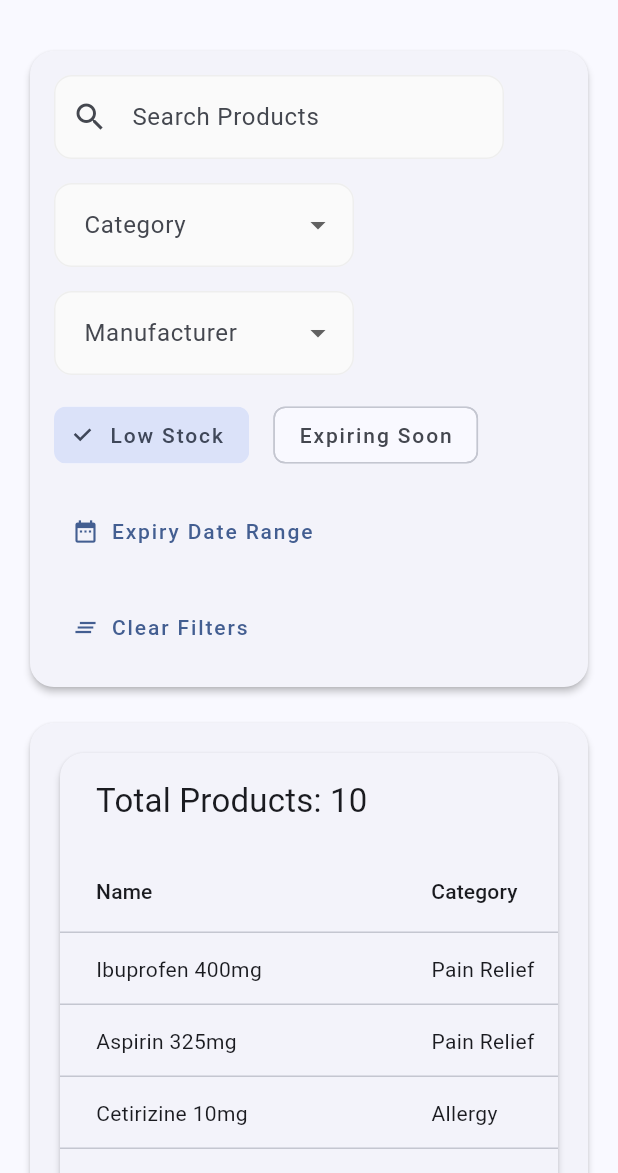
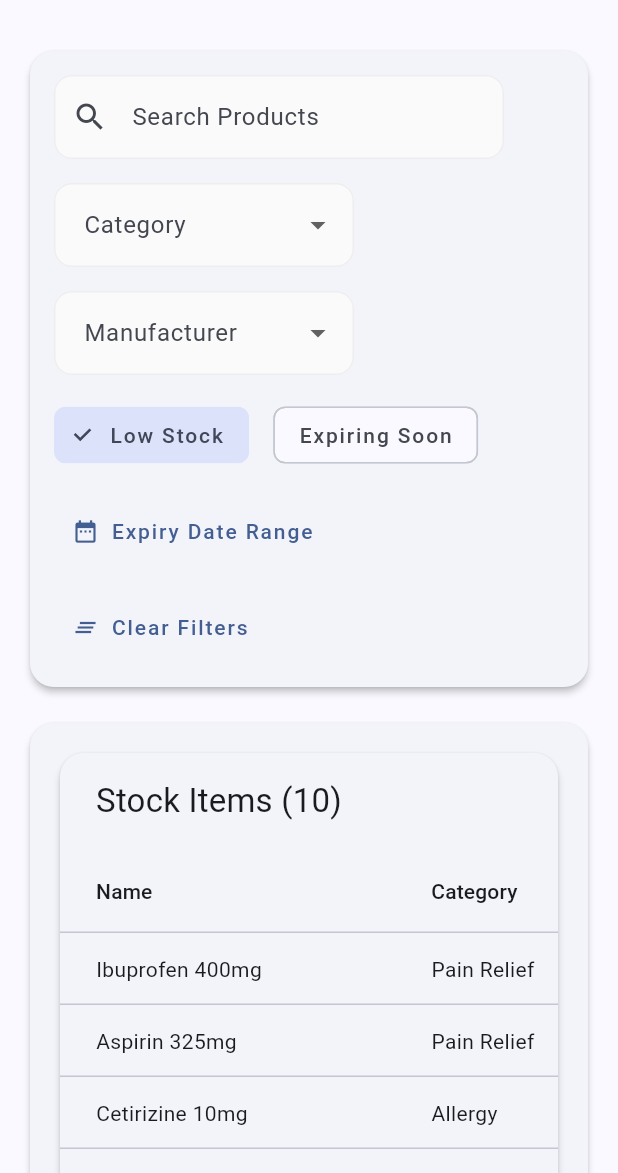
Before and after one commit to venopyX/pharmako, a Flutter app: the ViewStockView screen opened by its route, after a tap on "Low Stock", on a phone screen of 412 x 824 dp, the part 63-1236 px from its top. Run offline on Flutter 3.47's test engine with Material 3 defaults, Android fonts, the phone set to English and light mode, and no system bars; our stand-ins replace firebase_analytics, firebase_auth, firebase_core, firebase_storage, fl_chart, get and 3 more; accounts and stored records are empty.

Commit message:
pagination issue

```diff
--- a/lib/common/widgets/inventory_data_table.dart
+++ b/lib/common/widgets/inventory_data_table.dart
@@ -14,6 +14,9 @@ class InventoryDataTable extends StatelessWidget {
   final int totalRows;
   final Function(int)? onPageChanged;
   final int currentPage;
+  final bool Function(Product) isLowStock;
+  final bool Function(Product) isExpiringSoon;
+  final bool Function(Product) isExpired;
 
   const InventoryDataTable({
     super.key,
@@ -22,6 +25,9 @@ class InventoryDataTable extends StatelessWidget {
     required this.formatDate,
     required this.formatCurrency,
     required this.totalRows,
+    required this.isLowStock,
+    required this.isExpiringSoon,
+    required this.isExpired,
     this.onEdit,
     this.onSort,
     this.rowsPerPage = 10,
@@ -82,6 +88,9 @@ class InventoryDataTable extends StatelessWidget {
                 formatCurrency,
                 onEdit,
                 totalRows,
+                isLowStock,
+                isExpiringSoon,
+                isExpired,
               ),
             ),
           ],
@@ -97,6 +106,9 @@ class _InventoryDataSource extends DataTableSource {
   final String Function(double) formatCurrency;
   final Function(String)? onEdit;
   final int totalRows;
+  final bool Function(Product) isLowStock;
+  final bool Function(Product) isExpiringSoon;
+  final bool Function(Product) isExpired;
 
   _InventoryDataSource(
     this.products,
@@ -104,6 +116,9 @@ class _InventoryDataSource extends DataTableSource {
     this.formatCurrency,
     this.onEdit,
     this.totalRows,
+    this.isLowStock,
+    this.isExpiringSoon,
+    this.isExpired,
   );
 
   @override
@@ -117,9 +132,37 @@ class _InventoryDataSource extends DataTableSource {
         DataCell(Text(product.name)),
         DataCell(Text(product.category)),
         DataCell(Text(product.manufacturer)),
-        DataCell(Text(product.quantity.toString())),
+        DataCell(
+          Row(
+            mainAxisSize: MainAxisSize.min,
+            children: [
+              Text(product.quantity.toString()),
+              if (isLowStock(product))
+                const Padding(
+                  padding: EdgeInsets.only(left: 8.0),
+                  child: Icon(Icons.warning, color: Colors.orange, size: 16),
+                ),
+            ],
+          ),
+        ),
         DataCell(Text(formatCurrency(product.price))),
-        DataCell(Text(formatDate(product.expiryDate))),
+        DataCell(
+          Row(
+            mainAxisSize: MainAxisSize.min,
+            children: [
+              Text(formatDate(product.expiryDate)),
+              if (isExpired(product) || isExpiringSoon(product))
+                Padding(
+                  padding: const EdgeInsets.only(left: 8.0),
+                  child: Icon(
+                    isExpired(product) ? Icons.error_outline : Icons.warning_amber_rounded,
+                    color: isExpired(product) ? Colors.red : Colors.orange,
+                    size: 16,
+                  ),
+                ),
+            ],
+          ),
+        ),
         if (onEdit != null)
           DataCell(
             IconButton(
--- a/lib/features/inventory_management/controllers/view_stock_controller.dart
+++ b/lib/features/inventory_management/controllers/view_stock_controller.dart
@@ -166,14 +166,13 @@ class ViewStockController extends GetxController {
 
       if (showLowStock.value) {
         filtered = filtered.where((product) =>
-          product.quantity <= product.minimumStockLevel
+          isLowStock(product)
         ).toList();
       }
 
       if (showExpiringSoon.value) {
-        final thirtyDaysFromNow = DateTime.now().add(const Duration(days: 30));
         filtered = filtered.where((product) =>
-          product.expiryDate.isBefore(thirtyDaysFromNow)
+          isExpiringSoon(product)
         ).toList();
       }
 
@@ -194,10 +193,7 @@ class ViewStockController extends GetxController {
       }
 
       filteredProducts.value = filtered;
-      // Reset to first page when filters change
-      currentPage.value = 0;
       validatePagination();
-      // Force UI update
       filteredProducts.refresh();
     } catch (e) {
       handleError('Error applying filters', e);
@@ -308,4 +304,19 @@ class ViewStockController extends GetxController {
       isLoading.value = false;
     }
   }
+
+  bool isLowStock(Product product) {
+    return product.quantity <= product.minimumStockLevel;
+  }
+
+  bool isExpiringSoon(Product product) {
+    final now = DateTime(2025, 1, 8); // Using provided time
+    final thirtyDaysFromNow = now.add(const Duration(days: 30));
+    return product.expiryDate.isBefore(thirtyDaysFromNow) && product.expiryDate.isAfter(now);
+  }
+
+  bool isExpired(Product product) {
+    final now = DateTime(2025, 1, 8); // Using provided time
+    return product.expiryDate.isBefore(now);
+  }
 }
--- a/lib/features/inventory_management/views/view_stock_view.dart
+++ b/lib/features/inventory_management/views/view_stock_view.dart
@@ -179,23 +179,21 @@ class ViewStockView extends GetView<ViewStockController> {
   }
 
   Widget _buildStockTable(BuildContext context) {
-    return Obx(() {
-      final products = controller.paginatedProducts;
-      final total = controller.totalProducts;
-
     return InventoryDataTable(
-        title: 'Total Products: $total',
-        products: products,
-        totalRows: total,
+      title: 'Stock Items (${controller.totalProducts})',
+      products: controller.paginatedProducts,
       formatDate: controller.formatDate,
       formatCurrency: controller.formatCurrency,
-        onEdit: (id) => Get.toNamed('/edit-stock', arguments: id),
+      onEdit: (id) => Get.toNamed('/edit-stock/$id'),
       onSort: controller.updateSort,
       rowsPerPage: controller.rowsPerPage.value,
       onRowsPerPageChanged: (value) => controller.updatePagination(null, value),
+      totalRows: controller.totalProducts,
       onPageChanged: (page) => controller.updatePagination(page, null),
       currentPage: controller.currentPage.value,
+      isLowStock: controller.isLowStock,
+      isExpiringSoon: controller.isExpiringSoon,
+      isExpired: controller.isExpired,
     );
-    });
   }
 }
```
Lines whose indentation alone changed are shown as unchanged.
